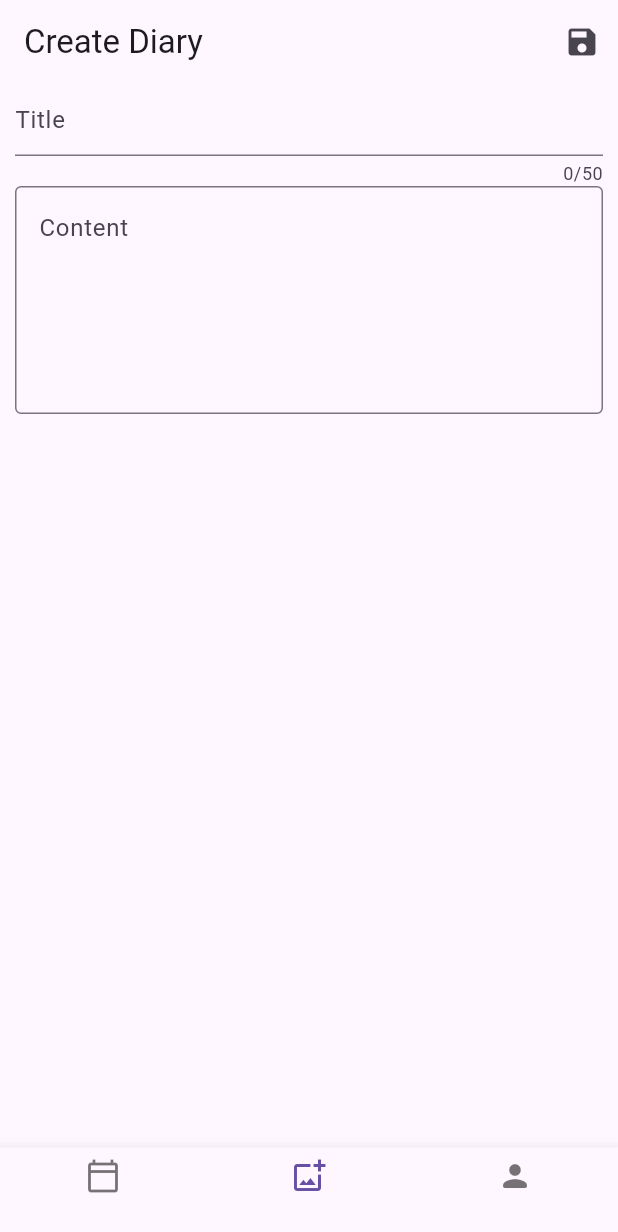
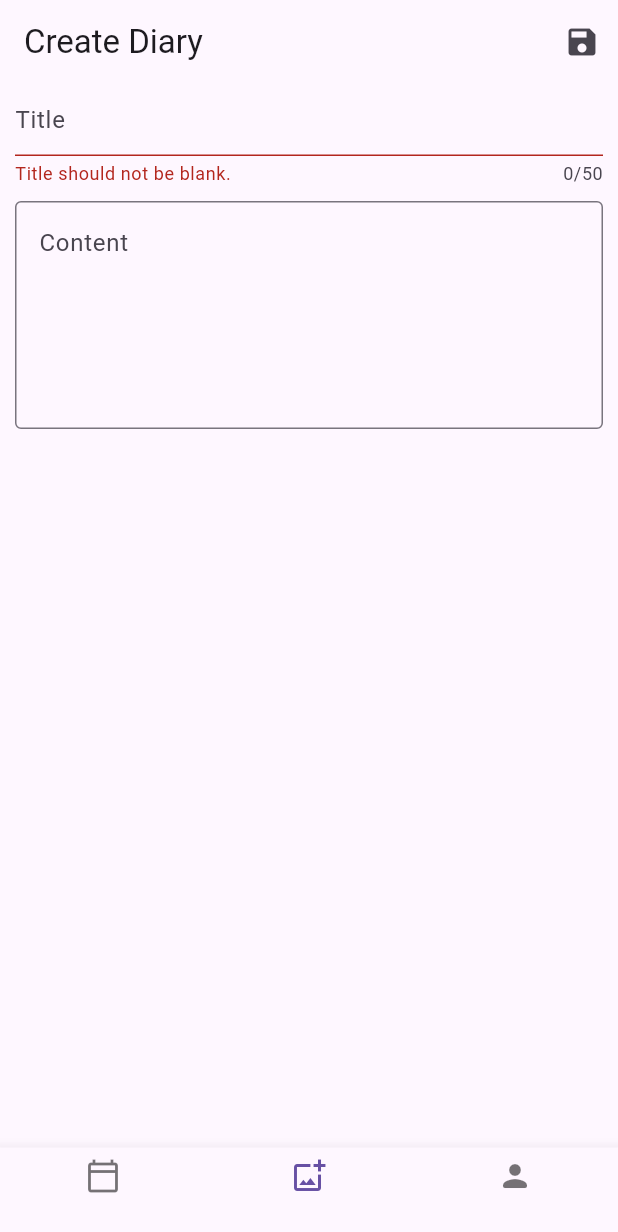
Before and after one commit to wing9537/FreeFlow, a Flutter app: the screen it shows after launch, item 2 of the bottom bar chosen, after a tap on the "save" icon, on a phone screen of 412 x 824 dp. Shown: the top 1232 px of the screen. Run offline on Flutter 3.47's test engine with Material 2 defaults, Android fonts, the phone set to English and light mode, and no system bars; our stand-ins replace sqflite; accounts and stored records are empty.

Commit message:
create diary completed

```diff
--- a/lib/common/constant.dart
+++ b/lib/common/constant.dart
@@ -8,3 +8,7 @@ class Nav {
 class Tbl {
   static const String diary = "diary";
 }
+
+class Format {
+  static const String dateTime = "yyyy-MM-dd HH:mm:ss";
+}
--- a/lib/common/sqlite.dart
+++ b/lib/common/sqlite.dart
@@ -8,8 +8,7 @@ class Sqlite {
   late Database _database;
 
   Future<Database> get database async {
-    if (_database == null) _database = await createDatabase();
-    return _database;
+    return _database.isOpen ? _database : await createDatabase();
   }
 
   Future<Database> createDatabase() async {
@@ -17,7 +16,7 @@ class Sqlite {
     // Importing 'package:flutter/widgets.dart' is required.
     WidgetsFlutterBinding.ensureInitialized();
     // Open the database and store the reference.
-    return openDatabase(
+    _database = await openDatabase(
       // Set the path to the database.
       join(await getDatabasesPath(), "free_flow.db"),
       // When the database is first created, create a table to store dogs.
@@ -31,5 +30,6 @@ class Sqlite {
       // path to perform database upgrades and downgrades.
       version: 1,
     );
+    return _database;
   }
 }
--- a/lib/model/diary.dart
+++ b/lib/model/diary.dart
@@ -1,7 +1,7 @@
-import 'package:uuid/uuid.dart';
+import 'package:free_flow/common/tool.dart';
 
 class Diary {
-  final Uuid id;
+  final String id;
   final String title;
   final String content;
 
@@ -12,8 +12,8 @@ class Diary {
 
   factory Diary.fromJson(Map<String, dynamic> data) {
     Diary diary = Diary(data["id"], data["title"], data["content"]);
-    diary.createDate = data["createDate"];
-    diary.modifyDate = data["modifyDate"];
+    diary.createDate = Tool.stringToDate(data["createDate"]);
+    diary.modifyDate = Tool.stringToDate(data["modifyDate"]);
     return diary;
   }
 
@@ -21,7 +21,7 @@ class Diary {
         "id": id,
         "title": title,
         "content": content,
-        "createDate": createDate,
-        "modifyDate": modifyDate,
+        "createDate": Tool.dateToString(createDate),
+        "modifyDate": Tool.dateToString(modifyDate),
       };
 }
--- /dev/null
+++ b/lib/service/diary.dart
@@ -0,0 +1,14 @@
+import 'package:free_flow/dao/diary.dart';
+import 'package:free_flow/model/diary.dart';
+
+class DiaryService {
+  static final _diaryDao = DiaryDao();
+
+  Future find() => _diaryDao.find();
+
+  Future create(Diary model) => _diaryDao.create(model);
+
+  Future update(Diary model) => _diaryDao.update(model);
+
+  Future delete(String id) => _diaryDao.delete(id);
+}
--- a/lib/state/new_diary.dart
+++ b/lib/state/new_diary.dart
@@ -1,8 +1,24 @@
-import 'package:flutter/widgets.dart';
+import 'package:flutter/foundation.dart';
+import 'package:free_flow/model/diary.dart';
+import 'package:free_flow/service/diary.dart';
+import 'package:uuid/uuid.dart';
 
 class NewDiaryState extends ChangeNotifier {
   String title = "";
   String content = "";
 
+  final DiaryService _diaryService = DiaryService();
+
   NewDiaryState();
+
+  Future submit() {
+    return _diaryService
+        .create(Diary(const Uuid().v1(), title, content))
+        .then((value) => clear());
+  }
+
+  void clear() {
+    title = "";
+    content = "";
+  }
 }
--- a/lib/views/diary/create_diary.dart
+++ b/lib/views/diary/create_diary.dart
@@ -1,5 +1,8 @@
 import 'package:flutter/material.dart';
+import 'package:free_flow/common/tool.dart';
+import 'package:free_flow/state/new_diary.dart';
 import 'package:free_flow/widgets/bottom_nav_bar.dart';
+import 'package:provider/provider.dart';
 
 class CreateDiary extends StatefulWidget {
   const CreateDiary({super.key});
@@ -9,15 +12,24 @@ class CreateDiary extends StatefulWidget {
 }
 
 class _CreateDiaryState extends State<CreateDiary> {
+  final GlobalKey<FormState> _formKey = GlobalKey();
+
   @override
   Widget build(BuildContext context) {
+    final NewDiaryState form = context.read();
     return Scaffold(
       appBar: AppBar(
         title: const Text("Create Diary"),
         actions: [
           IconButton(
             icon: const Icon(Icons.save),
-            onPressed: () {},
+            onPressed: () {
+              if (_formKey.currentState!.validate()) {
+                form.submit().then((_) {
+                  Tool.showToast(context, "Done!");
+                });
+              }
+            },
           ),
         ],
       ),
@@ -26,15 +38,26 @@ class _CreateDiaryState extends State<CreateDiary> {
         physics: const ScrollPhysics(),
         child: Container(
           padding: const EdgeInsets.symmetric(horizontal: 10),
-          child: const Column(children: [
-            TextField(
+          child: Form(
+            key: _formKey,
+            autovalidateMode: AutovalidateMode.onUserInteraction,
+            child: Column(children: [
+              TextFormField(
                 maxLength: 50,
-              decoration: InputDecoration(hintText: "Title"),
+                initialValue: form.title,
+                onChanged: (value) => form.title = value,
+                decoration: const InputDecoration(hintText: "Title"),
+                validator: (value) => value == null || value.isEmpty
+                    ? "Title should not be blank."
+                    : null,
               ),
-            TextField(
+              const SizedBox(height: 10),
+              TextFormField(
                 minLines: 5,
                 maxLines: 20,
-              decoration: InputDecoration(
+                initialValue: form.content,
+                onChanged: (value) => form.content = value,
+                decoration: const InputDecoration(
                   border: OutlineInputBorder(),
                   hintText: "Content",
                 ),
@@ -42,6 +65,7 @@ class _CreateDiaryState extends State<CreateDiary> {
             ]),
           ),
         ),
+      ),
     );
   }
 }
--- a/pubspec.yaml
+++ b/pubspec.yaml
@@ -36,6 +36,7 @@ dependencies:
   sqflite: ^2.2.8+4
   path: ^1.8.3
   uuid: ^3.0.7
+  intl: ^0.18.1
 
 dev_dependencies:
   flutter_test:
```
Also changed, not shown: lib/common/tool.dart (added, +19 -0 lines), lib/dao/diary.dart (+6 -6 lines), pubspec.lock. Lines whose indentation alone changed are shown as unchanged.
